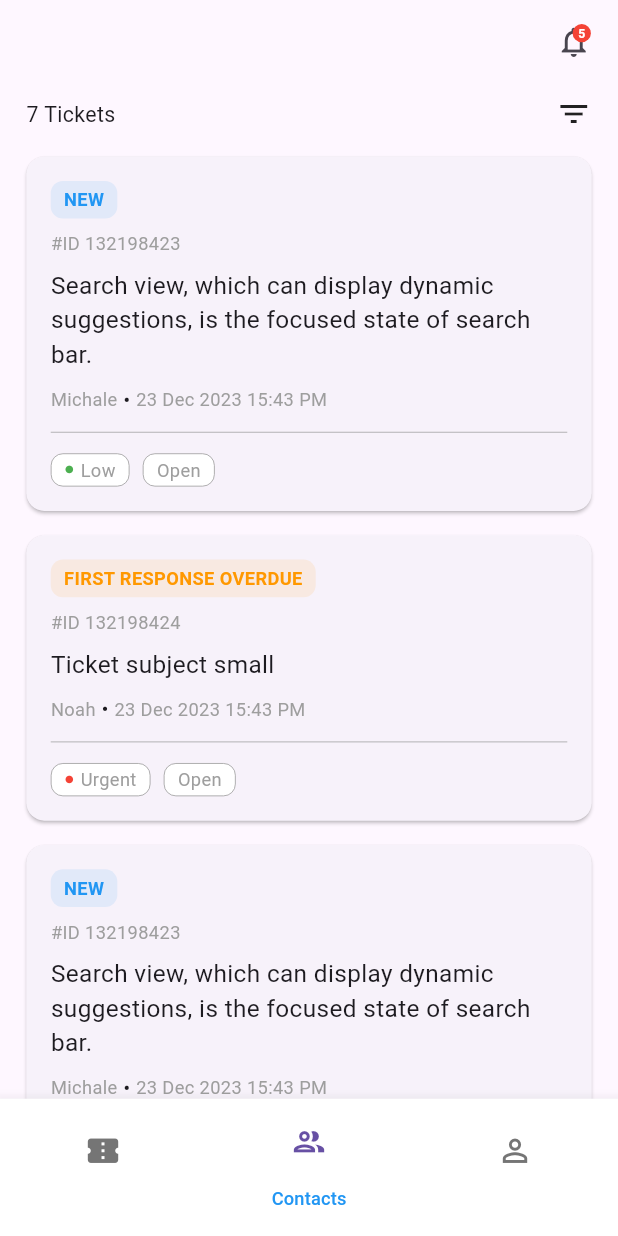
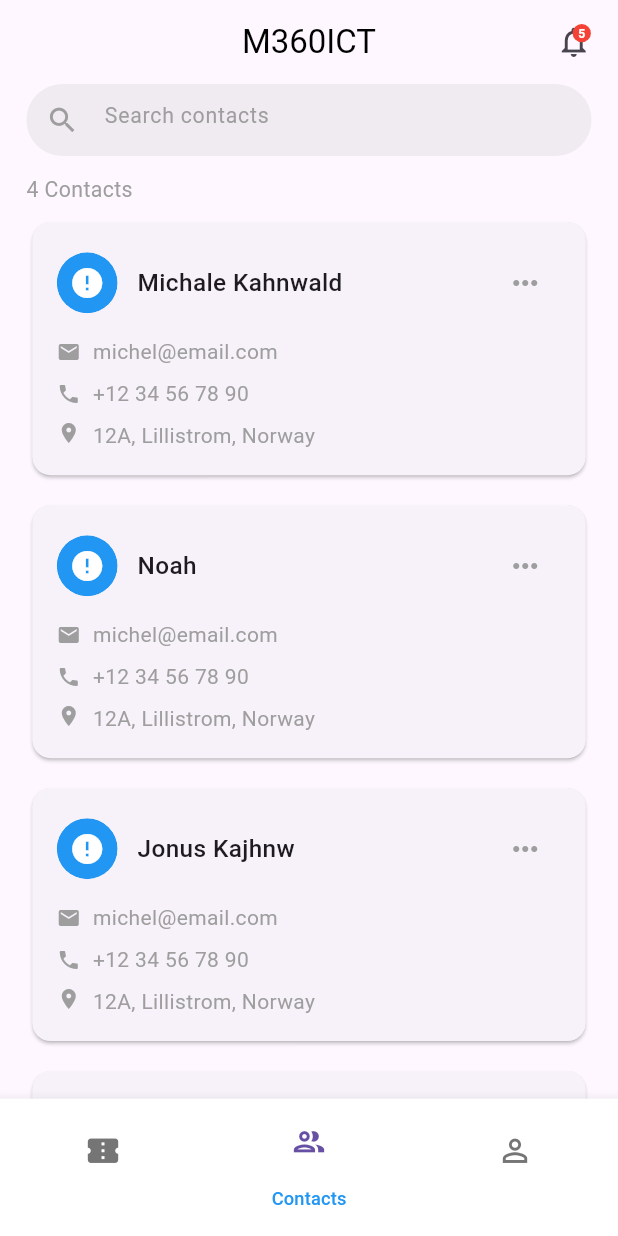
Before and after one commit to nooralom1/flutter_application, a Flutter app: the screen it shows after launch, item 2 of the bottom bar chosen, on a phone screen of 412 x 824 dp. Run offline on Flutter 3.47's test engine with Material 3 defaults, Android fonts, the phone set to English and light mode, and no system bars; drawn by our look-alikes of custom_navigation_bar; our stand-ins replace flutter_screenutil; network calls fail; Roboto replaces fonts that are missing (Public Sans).

Commit message:
contacts screen is done

```diff
--- a/lib/navigation.dart
+++ b/lib/navigation.dart
@@ -5,6 +5,7 @@ import 'package:custom_navigation_bar/custom_navigation_bar.dart';
 import 'package:flutter/material.dart';
 import 'package:flutter/services.dart';
 import 'package:flutter_application/common_widget/custom_button.dart';
+import 'package:flutter_application/screens/contact/view/contact_screen.dart';
 import 'package:flutter_application/screens/tickets/view/ticket_screen.dart';
 import 'package:flutter_screenutil/flutter_screenutil.dart';
 
@@ -25,7 +26,7 @@ class _NavigationSCreenState extends State<NavigationSCreen> {
 
   final List _screens = [
     const TicketScreen(),
-    const TicketScreen(),
+    const ContactScreen(),
     const TicketScreen(),
   ];
 
--- /dev/null
+++ b/lib/screens/contact/view/contact_screen.dart
@@ -0,0 +1,170 @@
+import 'package:flutter/material.dart';
+import 'package:flutter_application/screens/contact/wisget/contact_caed.dart';
+import 'package:flutter_screenutil/flutter_screenutil.dart';
+
+class ContactScreen extends StatefulWidget {
+  const ContactScreen({super.key});
+
+  @override
+  State<ContactScreen> createState() => _ContactScreenState();
+}
+
+class _ContactScreenState extends State<ContactScreen> {
+  final TextEditingController _searchController = TextEditingController();
+  String _searchQuery = '';
+
+  List<Contact> get filteredContacts {
+    if (_searchQuery.isEmpty) {
+      return contacts;
+    }
+    return contacts.where((contact) {
+      return contact.name.toLowerCase().contains(_searchQuery.toLowerCase()) ||
+          contact.email.toLowerCase().contains(_searchQuery.toLowerCase());
+    }).toList();
+  }
+
+  @override
+  Widget build(BuildContext context) {
+    return Scaffold(
+      appBar: AppBar(
+        title: const Text(
+          'M360ICT',
+          style: TextStyle(color: Colors.black),
+        ),
+        centerTitle: true,
+        elevation: 0,
+        scrolledUnderElevation: 0,
+        actions: [
+          Padding(
+            padding: EdgeInsets.only(right: 16.w),
+            child: Stack(
+              alignment: Alignment.topRight,
+              children: [
+                const Icon(Icons.notifications_outlined),
+                Container(
+                  height: 12.h,
+                  width: 12.w,
+                  decoration: const BoxDecoration(
+                      shape: BoxShape.circle, color: Colors.red),
+                  child: Center(
+                    child: Text(
+                      "5",
+                      style: TextStyle(
+                          color: Colors.white,
+                          fontSize: 8.sp,
+                          fontWeight: FontWeight.bold),
+                    ),
+                  ),
+                )
+              ],
+            ),
+          ),
+        ],
+      ),
+      body: SingleChildScrollView(
+        child: Padding(
+          padding: EdgeInsets.symmetric(horizontal: 16.w),
+          child: Column(
+            children: [
+              ClipRRect(
+                borderRadius: BorderRadius.circular(30.r),
+                child: TextFormField(
+                  controller: _searchController,
+                  decoration: InputDecoration(
+                      hintText: 'Search contacts',
+                      hintStyle: TextStyle(
+                          color: Colors.grey,
+                          fontSize: 14.sp,
+                          fontWeight: FontWeight.w400),
+                      prefixIcon: Icon(
+                        Icons.search,
+                        size: 22.sp,
+                        color: Colors.grey,
+                      ),
+                      border: InputBorder.none,
+                      filled: true,
+                      fillColor: Colors.grey.withOpacity(0.15)),
+                  onChanged: (value) {
+                    setState(() {
+                      _searchQuery = value;
+                    });
+                  },
+                ),
+              ),
+              SizedBox(height: 12.h),
+              Row(
+                children: [
+                  Text(
+                    '${filteredContacts.length} Contacts',
+                    style: TextStyle(fontSize: 14.sp, color: Colors.grey),
+                  ),
+                ],
+              ),
+              SizedBox(height: 8.h),
+              ListView.builder(
+                padding: EdgeInsets.zero,
+                shrinkWrap: true,
+                physics: const NeverScrollableScrollPhysics(),
+                itemCount: filteredContacts.length,
+                itemBuilder: (context, index) {
+                  final contact = filteredContacts[index];
+                  return Padding(
+                    padding: EdgeInsets.only(bottom: 12.h),
+                    child: ContactCard(contact: contact),
+                  );
+                },
+              ),
+            ],
+          ),
+        ),
+      ),
+    );
+  }
+}
+
+class Contact {
+  final String name;
+  final String email;
+  final String phone;
+  final String address;
+  final int ticketCount;
+
+  Contact({
+    required this.name,
+    required this.email,
+    required this.phone,
+    required this.address,
+    this.ticketCount = 0,
+  });
+}
+
+final List<Contact> contacts = [
+  Contact(
+    name: 'Michale Kahnwald',
+    email: 'michel@email.com',
+    phone: '+12 34 56 78 90',
+    address: '12A, Lillistrom, Norway',
+    ticketCount: 7,
+  ),
+  Contact(
+    name: 'Noah',
+    email: 'michel@email.com',
+    phone: '+12 34 56 78 90',
+    address: '12A, Lillistrom, Norway',
+    ticketCount: 5,
+  ),
+  Contact(
+    name: 'Jonus Kajhnw',
+    email: 'michel@email.com',
+    phone: '+12 34 56 78 90',
+    address: '12A, Lillistrom, Norway',
+    ticketCount: 3,
+  ),
+  Contact(
+    name: 'Ines',
+    email: 'michel@email.com',
+    phone: '+12 34 56 78 90',
+    address: '',
+    ticketCount: 1,
+  ),
+];
--- /dev/null
+++ b/lib/screens/contact/wisget/contact_caed.dart
@@ -0,0 +1,146 @@
+import 'package:cached_network_image/cached_network_image.dart';
+import 'package:flutter/material.dart';
+import 'package:flutter_application/screens/contact/view/contact_screen.dart';
+import 'package:flutter_screenutil/flutter_screenutil.dart';
+
+class ContactCard extends StatefulWidget {
+  final Contact contact;
+
+  const ContactCard({super.key, required this.contact});
+
+  @override
+  State<ContactCard> createState() => _ContactCardState();
+}
+
+class _ContactCardState extends State<ContactCard> {
+  @override
+  Widget build(BuildContext context) {
+    return Card(
+      child: Padding(
+        padding: EdgeInsets.all(16.0.sp),
+        child: Column(
+          crossAxisAlignment: CrossAxisAlignment.start,
+          children: [
+            // Name and Ticket Count
+            Row(
+              mainAxisAlignment: MainAxisAlignment.spaceBetween,
+              children: [
+                Row(
+                  children: [
+                    ClipRRect(
+                      borderRadius: BorderRadius.circular(150.r),
+                      child: CachedNetworkImage(
+                        placeholder: (context, url) => CircleAvatar(
+                          backgroundColor: Colors.blue,
+                          radius: 20.r,
+                          child: const Icon(Icons.person, color: Colors.white),
+                        ),
+                        errorWidget: (context, url, error) => CircleAvatar(
+                          backgroundColor: Colors.blue,
+                          radius: 20.r,
+                          child: const Icon(Icons.error, color: Colors.white),
+                        ),
+                        imageUrl:
+                            'https://cdn-icons-png.flaticon.com/512/6858/6858504.png',
+                        width: 40.h,
+                        height: 40.h,
+                        fit: BoxFit.cover,
+                      ),
+                    ),
+                    SizedBox(width: 12.w),
+                    Text(
+                      widget.contact.name,
+                      style: TextStyle(
+                        fontSize: 16.sp,
+                        fontWeight: FontWeight.w500,
+                      ),
+                    ),
+                  ],
+                ),
+                PopupMenuButton(
+                  icon: const Icon(Icons.more_horiz, color: Colors.grey),
+                  offset: const Offset(0, 40),
+                  itemBuilder: (BuildContext context) => [
+                    const PopupMenuItem(
+                      value: 'edit',
+                      child: Text('Edit'),
+                    ),
+                    const PopupMenuItem(
+                      value: 'view_tickets',
+                      child: Text('View tickets'),
+                    ),
+                    const PopupMenuItem(
+                      value: 'delete',
+                      child: Text('Delete'),
+                    ),
+                  ],
+                  onSelected: (value) {
+                    switch (value) {
+                      case 'edit':
+                        break;
+                      case 'view_tickets':
+                        break;
+                      case 'delete':
+                        break;
+                    }
+                  },
+                )
+              ],
+            ),
+
+            const SizedBox(height: 12),
+
+            // Email
+            Row(
+              children: [
+                const Icon(Icons.email, size: 16, color: Colors.grey),
+                const SizedBox(width: 8),
+                Expanded(
+                  child: Text(
+                    widget.contact.email,
+                    style: const TextStyle(color: Colors.grey),
+                  ),
+                ),
+              ],
+            ),
+
+            const SizedBox(height: 8),
+
+            // Phone
+            Row(
+              children: [
+                const Icon(Icons.phone, size: 16, color: Colors.grey),
+                const SizedBox(width: 8),
+                Expanded(
+                  child: Text(
+                    widget.contact.phone,
+                    style: const TextStyle(color: Colors.grey),
+                  ),
+                ),
+              ],
+            ),
+
+            if (widget.contact.address.isNotEmpty) ...[
+              const SizedBox(height: 8),
+
+              // Address
+              Row(
+                crossAxisAlignment: CrossAxisAlignment.start,
+                children: [
+                  const Icon(Icons.location_on, size: 16, color: Colors.grey),
+                  const SizedBox(width: 8),
+                  Expanded(
+                    child: Text(
+                      widget.contact.address,
+                      style: const TextStyle(color: Colors.grey),
+                    ),
+                  ),
+                ],
+              ),
+            ],
+          ],
+        ),
+      ),
+    );
+  }
+}
--- a/lib/screens/filter/view/filter_screen.dart
+++ b/lib/screens/filter/view/filter_screen.dart
@@ -9,36 +9,21 @@ class FilterScreen extends StatefulWidget {
 }
 
 class _FilterScreenState extends State<FilterScreen> {
-  // Status options
-  final List<String> statusOptions = [
-    'New',
-    'First response overdue',
-    'Customer responded',
-    'Overdue'
-  ];
-  final Map<String, bool> selectedStatus = {
-    'New': false,
-    'First response overdue': false,
-    'Customer responded': false,
-    'Overdue': false,
-  };
+  String selectedPriority = 'Select priority';
+  int selectedIndex = -1;
+  String tagSearchQuery = '';
 
-  // Priority options
-  final List<String> priorityOptions = [
-    'Select priority',
-    'Low',
-    'Medium',
-    'High',
-    'Urgent'
-  ];
-  String selectedPriority = 'Select priority';
+  // Filtered tags based on search query
+  List<String> get filteredTags {
+    if (tagSearchQuery.isEmpty) {
+      return selectedTags;
+    }
+    return selectedTags
+        .where(
+            (tag) => tag.toLowerCase().contains(tagSearchQuery.toLowerCase()))
+        .toList();
+  }
 
-  final List<String> selectedTags = [
-    "Open",
-    "Spam",
-    "Close",
-  ];
-  int selectedIndex = -1;
   @override
   Widget build(BuildContext context) {
     return Scaffold(
@@ -169,15 +154,19 @@ class _FilterScreenState extends State<FilterScreen> {
                     border: InputBorder.none,
                     filled: true,
                     fillColor: Colors.grey.withOpacity(0.1)),
-                onChanged: (value) {},
+                onChanged: (value) {
+                  setState(() {
+                    tagSearchQuery = value;
+                  });
+                },
               ),
             ),
             SizedBox(height: 12.h),
 
-            // Selected Tags
+            // Selected Tags (now filtered based on search)
             Wrap(
               spacing: 8.w,
-              children: selectedTags.asMap().entries.map((entry) {
+              children: filteredTags.asMap().entries.map((entry) {
                 final index = entry.key;
                 final tag = entry.value;
                 return GestureDetector(
@@ -228,3 +217,32 @@ class _FilterScreenState extends State<FilterScreen> {
     );
   }
 }
+
+// Status options
+final List<String> statusOptions = [
+  'New',
+  'First response overdue',
+  'Customer responded',
+  'Overdue'
+];
+final Map<String, bool> selectedStatus = {
+  'New': false,
+  'First response overdue': false,
+  'Customer responded': false,
+  'Overdue': false,
+};
+
+// Priority options
+final List<String> priorityOptions = [
+  'Select priority',
+  'Low',
+  'Medium',
+  'High',
+  'Urgent'
+];
+
+final List<String> selectedTags = [
+  "Open",
+  "Spam",
+  "Close",
+];
--- a/lib/screens/tickets/view/ticket_screen.dart
+++ b/lib/screens/tickets/view/ticket_screen.dart
@@ -15,11 +15,11 @@ class _TicketScreenState extends State<TicketScreen> {
   Widget build(BuildContext context) {
     return Scaffold(
       appBar: AppBar(
-        // title: const Text(
-        //   'M360ICT',
-        //   style: TextStyle(color: Colors.black),
-        // ),
-        // centerTitle: true,
+        title: const Text(
+          'M360ICT',
+          style: TextStyle(color: Colors.black),
+        ),
+        centerTitle: true,
         elevation: 0,
         scrolledUnderElevation: 0,
         actions: [
@@ -62,7 +62,7 @@ class _TicketScreenState extends State<TicketScreen> {
                   children: [
                     Text(
                       '${tickets.length} Tickets',
-                      style: TextStyle(fontSize: 14.sp),
+                      style: TextStyle(fontSize: 14.sp, color: Colors.grey),
                     ),
                     GestureDetector(
                         onTap: () {
--- a/pubspec.yaml
+++ b/pubspec.yaml
@@ -37,6 +37,7 @@ dependencies:
   cupertino_icons: ^1.0.8
   flutter_screenutil: ^5.9.3
   custom_navigation_bar: ^0.8.2
+  cached_network_image: ^3.4.1
 
 dev_dependencies:
   flutter_test:
```
Also changed, not shown: pubspec.lock, 21 other files.
